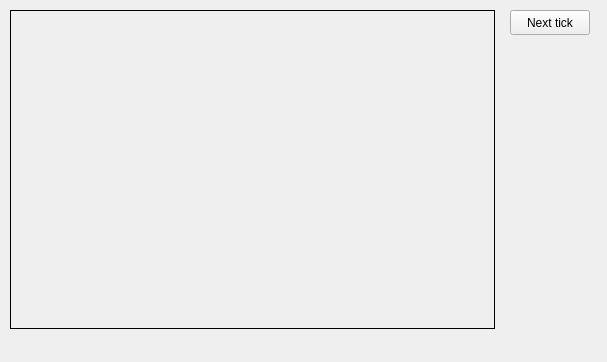
First picture: the form in mainwindow.ui, repository EVE-Team/simulation, before the edit.
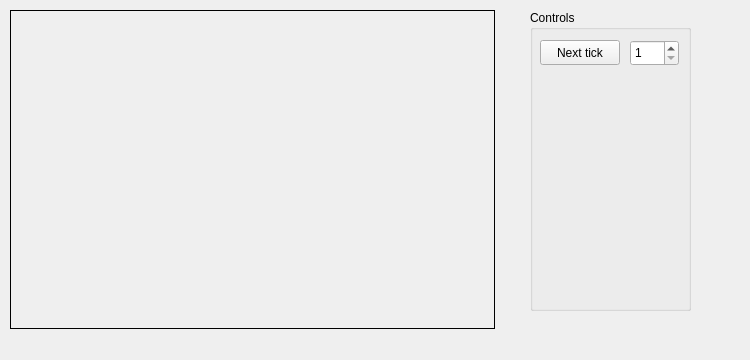
Second picture: the form after the edit.

Commit message: Ability to execute multiple ticks at once

```diff
--- a/mainwindow.ui
+++ b/mainwindow.ui
@@ -6,8 +6,8 @@
    <rect>
     <x>0</x>
     <y>0</y>
-    <width>607</width>
-    <height>362</height>
+    <width>750</width>
+    <height>360</height>
    </rect>
   </property>
   <property name="windowTitle">
@@ -33,11 +33,23 @@
      <string/>
     </property>
    </widget>
+   <widget class="QGroupBox" name="grControls">
+    <property name="geometry">
+     <rect>
+      <x>530</x>
+      <y>10</y>
+      <width>161</width>
+      <height>301</height>
+     </rect>
+    </property>
+    <property name="title">
+     <string>Controls</string>
+    </property>
    <widget class="QPushButton" name="btnTick">
     <property name="geometry">
      <rect>
-      <x>510</x>
-      <y>10</y>
+       <x>10</x>
+       <y>30</y>
       <width>80</width>
       <height>25</height>
      </rect>
@@ -51,6 +63,23 @@
     <property name="text">
      <string>Next tick</string>
     </property>
+    </widget>
+    <widget class="QSpinBox" name="spnTickCount">
+     <property name="geometry">
+      <rect>
+       <x>100</x>
+       <y>30</y>
+       <width>49</width>
+       <height>26</height>
+      </rect>
+     </property>
+     <property name="minimum">
+      <number>1</number>
+     </property>
+     <property name="maximum">
+      <number>1000</number>
+     </property>
+    </widget>
    </widget>
   </widget>
  </widget>
```
Lines whose indentation alone changed are shown as unchanged. The commit also changes 2 other files.
